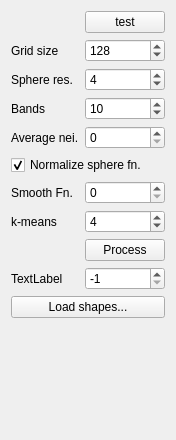
ialhashim/ddtt-dev, file particles/particles-widget.ui: the form before one commit.
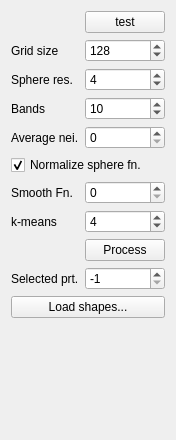
The form after the commit.

```diff
--- a/particles/particles-widget.ui
+++ b/particles/particles-widget.ui
@@ -6,7 +6,7 @@
    <rect>
     <x>0</x>
     <y>0</y>
-    <width>162</width>
+    <width>165</width>
     <height>440</height>
    </rect>
   </property>
@@ -162,7 +162,7 @@
    <item row="10" column="0">
     <widget class="QLabel" name="label">
      <property name="text">
-      <string>TextLabel</string>
+      <string>Selected prt.</string>
      </property>
     </widget>
    </item>
```
